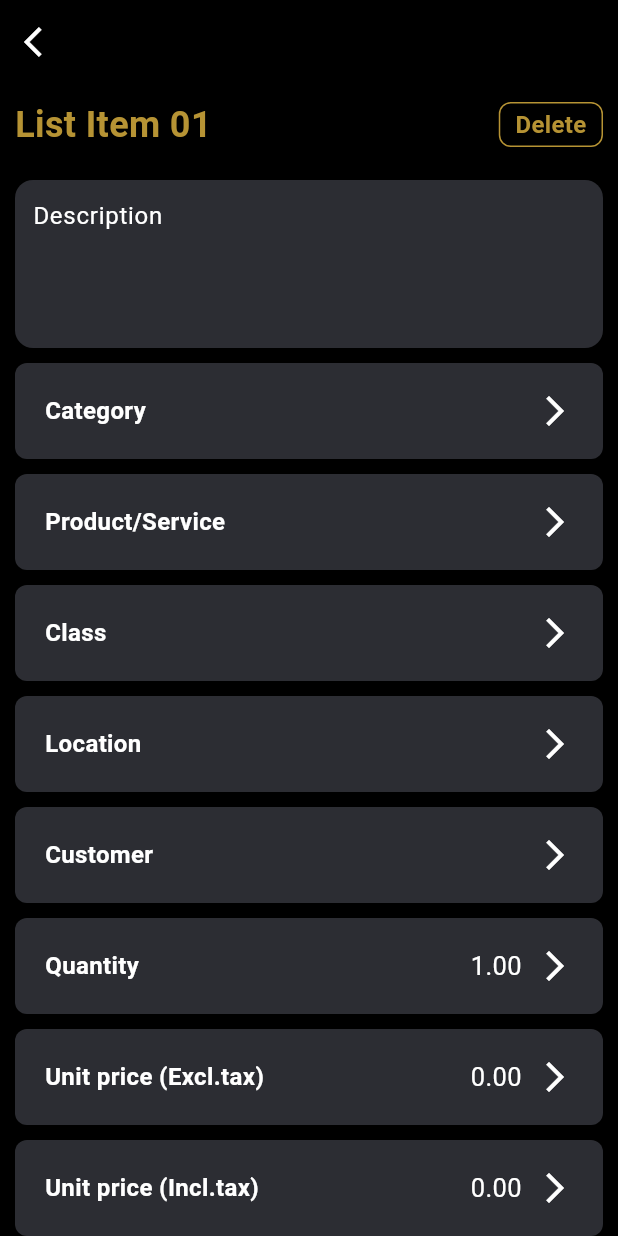
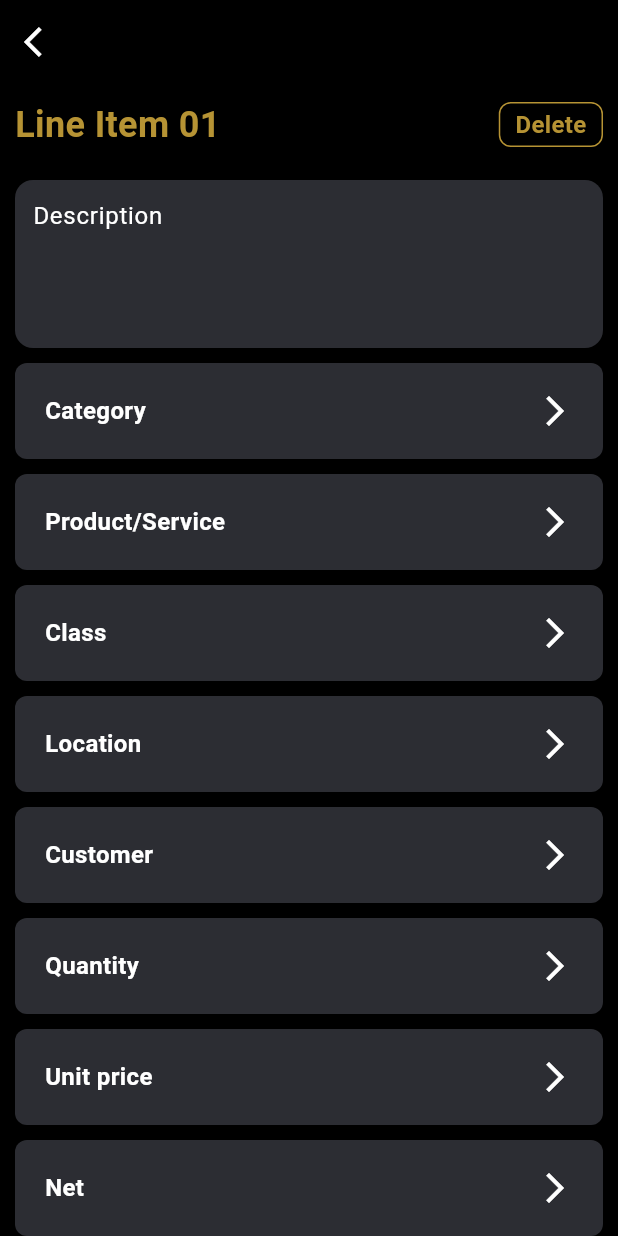
Before and after one commit to FalgunT/SJPR, a Flutter app: the LineItemsDetailScreen screen opened directly, on a phone screen of 412 x 824 dp. Run offline on Flutter 3.47's test engine with Material 3 defaults, Android fonts, the phone set to English and light mode, and no system bars; our stand-ins replace camera, connectivity_plus, file_picker, flutter_cache_manager, flutter_svg, fluttertoast and 6 more; missing offline and left inert: flutter_document_scanner, pdf_render; accounts and stored records are empty.

Commit message:
line item detail

```diff
--- a/sjpr/lib/model/lineitem_detail_model.dart
+++ b/sjpr/lib/model/lineitem_detail_model.dart
@@ -77,4 +77,9 @@ class LineItemDetailData {
     data['datetime'] = datetime;
     return data;
   }
+
+  @override
+  String toString() {
+    return 'LineItemDetailData{id: $id, tblapiSaveScannedInvoiceId: $tblapiSaveScannedInvoiceId, name: $name, description: $description, quantity: $quantity, unitPrice: $unitPrice, taxRate: $taxRate, totalAmount: $totalAmount, datetime: $datetime}';
+  }
 }
--- a/sjpr/lib/screen/lineitems/line_items_bloc.dart
+++ b/sjpr/lib/screen/lineitems/line_items_bloc.dart
@@ -1,4 +1,5 @@
 import 'dart:async';
+import 'package:intl/intl.dart';
 import 'package:sjpr/common/bloc_provider.dart';
 import 'package:sjpr/common/common_toast.dart';
 import 'package:sjpr/di/app_component_base.dart';
@@ -7,15 +8,99 @@ import 'package:sjpr/model/lineitem_detail_model.dart';
 import 'package:sjpr/model/ownedby_list_model.dart';
 
 class LineItemsBloc extends BlocBase {
-  StreamController mainStreamController = StreamController.broadcast();
+  //StreamController mainStreamController = StreamController.broadcast();
 
-  StreamController<List<LineItemDetailData>?> lineItemDetailStreamController =
-      StreamController.broadcast();
+  // StreamController<List<LineItemDetailData>?> lineItemDetailStreamController =
+  //     StreamController.broadcast();
 
-  Stream get mainStream => mainStreamController.stream;
+//  Stream get mainStream => mainStreamController.stream;
 
-  Stream<List<LineItemDetailData>?> get lineItemDetailStream =>
-      lineItemDetailStreamController.stream;
+  // Stream<List<LineItemDetailData>?> get lineItemDetailStream =>
+  //     lineItemDetailStreamController.stream;
+
+  TextEditingController txtController = TextEditingController();
+
+  LineItemDetailData? lineitemdetail;
+
+  String selectedValue = "";
+
+  /*String categoryValue = "";
+  String productValue = "";
+  String classValue = "";
+  String locationValue = "";
+  String customerValue = "";*/
+
+  ValueNotifier<String> lineItemName = ValueNotifier<String>("Line Item 01");
+  ValueNotifier<String> selectedValueC = ValueNotifier<String>("");
+
+  ValueNotifier<String> selectedValueP = ValueNotifier<String>("");
+  ValueNotifier<String> selectedValueClass = ValueNotifier<String>("");
+  ValueNotifier<String> selectedValueL = ValueNotifier<String>("");
+  ValueNotifier<String> selectedValueCustomer = ValueNotifier<String>("");
+
+  ValueNotifier<String> selectedTotalAmt = ValueNotifier<String>("");
+  ValueNotifier<String> selectedTaxAmt = ValueNotifier<String>("");
+  ValueNotifier<String> selectedTaxRate = ValueNotifier<String>("");
+  ValueNotifier<String> selectedNetAmt = ValueNotifier<String>("");
+  ValueNotifier<String> selectedUnitPrice = ValueNotifier<String>("");
+  ValueNotifier<String> selectedQuatity = ValueNotifier<String>("");
+
+  List categoryList = [
+    "None",
+    "Accumulated Depreciation",
+    "Ask My Accountant",
+    "Buildings and Improvements",
+    "Business Licenses and Permits",
+    "Charitable Contributions",
+    "Computer and Internet Expenses",
+    "Counting Education",
+    "Depreciation Expense"
+  ];
+
+  List productList = [
+    "None",
+    "Admin Fee",
+    "Annual Return/Confirmation Statement",
+    "Benefits",
+    "Company Restoration",
+    "Consultation On Liquidation",
+    "CVA",
+    "Business Event",
+    "FCA Fees"
+  ];
+
+  List classList = [
+    'None',
+    "Bruno Portfolio",
+    "Jonas Portfolio",
+    "Luiz Portfolio",
+    "Vitor Portfolio",
+    "Wilson Portfolio"
+  ];
+
+  List locationList = [
+    "None",
+    "France",
+    "Germany",
+    "International",
+    "Netherlands",
+    "Portugal",
+    "Saudi Arabia",
+    "Spain",
+    "United Kingdom"
+  ];
+
+  List customerList = [
+    "None",
+    "001 Client",
+    "002 Client",
+    "003 Client",
+    "004 Client",
+    "005 Client",
+    "006 Client",
+    "007 Client",
+    "008 Client",
+  ];
 
   Future getLineItemDetail(BuildContext context, String lineItemId) async {
     var getLineItemListResponse = await AppComponentBase.getInstance()
@@ -28,11 +113,24 @@ class LineItemsBloc extends BlocBase {
             ?.displayToast(message: getLineItemListResponse.message!);
       }
       if (getLineItemListResponse.status == true) {
-        lineItemDetailStreamController.sink.add(getLineItemListResponse.data);
+        List<LineItemDetailData>? list = getLineItemListResponse.data;
+        lineitemdetail = list?[0];
+        debugPrint(lineitemdetail.toString());
+        txtController.text = lineitemdetail?.description ?? "";
+        selectedTotalAmt.value = getFormetted(lineitemdetail?.totalAmount ?? "0.0");
+        selectedTaxAmt.value = getFormetted(lineitemdetail!.taxRate.toString()??"0.0");
+        selectedTaxRate.value = getFormetted(lineitemdetail!.taxRate.toString()??"0.0");
+        selectedNetAmt.value = getFormetted(lineitemdetail?.totalAmount ?? "0.0");
+        selectedUnitPrice.value = getFormetted(lineitemdetail?.unitPrice ?? "0.0");
+        selectedQuatity.value = getFormetted(lineitemdetail?.quantity ?? "0");
+        // lineItemDetailStreamController.sink.add(getLineItemListResponse.data);
       } else {}
     }
   }
-
+  getFormetted(String input){
+    double number = double.parse(input);
+    return  NumberFormat('##0.00').format(number);
+  }
   @override
   void dispose() {}
 }
--- a/sjpr/lib/screen/lineitems/line_items_detail.dart
+++ b/sjpr/lib/screen/lineitems/line_items_detail.dart
@@ -7,6 +7,7 @@ import 'package:sjpr/widgets/common_button.dart';
 
 class LineItemsDetailScreen extends StatefulWidget {
   final String id;
+
   const LineItemsDetailScreen({super.key, required this.id});
 
   @override
@@ -15,80 +16,13 @@ class LineItemsDetailScreen extends StatefulWidget {
 
 class _LineItemsDetailScreenState extends State<LineItemsDetailScreen> {
   LineItemsBloc bloc = LineItemsBloc();
-  String selectedValue = "";
-  String categoryValue = "";
-  String productValue = "";
-  String classValue = "";
-  String locationValue = "";
-  String customerValue = "";
-  ValueNotifier<String> selectedValueC = ValueNotifier<String>("");
-  ValueNotifier<String> selectedValueP = ValueNotifier<String>("");
-  ValueNotifier<String> selectedValueClass = ValueNotifier<String>("");
-  ValueNotifier<String> selectedValueL = ValueNotifier<String>("");
-  ValueNotifier<String> selectedValueCustomer = ValueNotifier<String>("");
-
-  List categoryList = [
-    "None",
-    "Accumulated Depreciation",
-    "Ask My Accountant",
-    "Buildings and Improvements",
-    "Business Licenses and Permits",
-    "Charitable Contributions",
-    "Computer and Internet Expenses",
-    "Counting Education",
-    "Depreciation Expense"
-  ];
-
-  List productList = [
-    "None",
-    "Admin Fee",
-    "Annual Return/Confirmation Statement",
-    "Benefits",
-    "Company Restoration",
-    "Consultation On Liquidation",
-    "CVA",
-    "Business Event",
-    "FCA Fees"
-  ];
-
-  List classList = [
-    'None',
-    "Bruno Portfolio",
-    "Jonas Portfolio",
-    "Luiz Portfolio",
-    "Vitor Portfolio",
-    "Wilson Portfolio"
-  ];
-
-  List locationList = [
-    "None",
-    "France",
-    "Germany",
-    "International",
-    "Netherlands",
-    "Portugal",
-    "Saudi Arabia",
-    "Spain",
-    "United Kingdom"
-  ];
-
-  List customerList = [
-    "None",
-    "001 Client",
-    "002 Client",
-    "003 Client",
-    "004 Client",
-    "005 Client",
-    "006 Client",
-    "007 Client",
-    "008 Client",
-  ];
 
   @override
   void initState() {
     if (widget.id != null && widget.id.isNotEmpty) {
       bloc.getLineItemDetail(context, widget.id);
     }
+
     super.initState();
   }
 
@@ -117,13 +51,17 @@ class _LineItemsDetailScreenState extends State<LineItemsDetailScreen> {
             Row(
             mainAxisAlignment: MainAxisAlignment.spaceBetween,
             children: [
-                  Text(
-                    "List Item 01",
+              ValueListenableBuilder(
+                  valueListenable: bloc.lineItemName,
+                  builder: (context, value, _) {
+                    return Text(
+                      bloc.lineItemName.value,
                       style: TextStyle(
                           fontWeight: FontWeight.w700,
                           color: activeTxtColor,
                           fontSize: 24),
-                  ),
+                    );
+                  }),
               CommonButton(
                   textFontSize: 16,
                   height: 30,
@@ -140,25 +78,34 @@ class _LineItemsDetailScreenState extends State<LineItemsDetailScreen> {
           Container(
             padding: const EdgeInsets.all(12),
             height: 112,
-                  width: MediaQuery.sizeOf(context).width,
+            width: MediaQuery
+                .sizeOf(context)
+                .width,
             decoration: BoxDecoration(
               borderRadius: BorderRadius.circular(12),
               color: const Color.fromRGBO(44, 45, 51, 1),
             ),
-                  child: TextField(
+            child: ValueListenableBuilder(
+                valueListenable: bloc.txtController,
+                builder: (context, value, _) {
+                  return TextField(
+                    controller: bloc.txtController,
                     maxLines: 5,
                     style: TextStyle(color: textColor, fontSize: 16),
                     decoration: InputDecoration(
                         contentPadding: EdgeInsets.zero,
                         border: InputBorder.none,
                         hintText: "Description",
-                        hintStyle: TextStyle(color: textColor, fontSize: 16)),
-                  )),
+                        hintStyle:
+                        TextStyle(color: textColor, fontSize: 16)),
+                  );
+                }),
+          ),
           const SizedBox(
             height: 10,
           ),
           ValueListenableBuilder(
-                  valueListenable: selectedValueC,
+              valueListenable: bloc.selectedValueC,
               builder: (context, value, _) {
                 return commonRowWidget(
                     title: "Category",
@@ -166,14 +113,14 @@ class _LineItemsDetailScreenState extends State<LineItemsDetailScreen> {
                     onTap: () {
                       singleSelectBottomSheet(
                           context: context,
-                              list: categoryList,
+                          list: bloc.categoryList,
                           title: "Category",
                           bottomSheetType: "category");
                     },
                     context: context);
               }),
           ValueListenableBuilder(
-                  valueListenable: selectedValueP,
+              valueListenable: bloc.selectedValueP,
               builder: (context, value, _) {
                 return commonRowWidget(
                     title: "Product/Service",
@@ -181,14 +128,14 @@ class _LineItemsDetailScreenState extends State<LineItemsDetailScreen> {
                     onTap: () {
                       singleSelectBottomSheet(
                           context: context,
-                              list: productList,
+                          list: bloc.productList,
                           title: "Product/Service",
                           bottomSheetType: "product");
                     },
                     context: context);
               }),
           ValueListenableBuilder(
-                  valueListenable: selectedValueClass,
+              valueListenable: bloc.selectedValueClass,
               builder: (context, value, _) {
                 return commonRowWidget(
                     title: "Class",
@@ -196,14 +143,14 @@ class _LineItemsDetailScreenState extends State<LineItemsDetailScreen> {
                     onTap: () {
                       singleSelectBottomSheet(
                           context: context,
-                              list: classList,
+                          list: bloc.classList,
                           title: "Class",
                           bottomSheetType: "class");
                     },
                     context: context);
               }),
           ValueListenableBuilder(
-                  valueListenable: selectedValueL,
+              valueListenable: bloc.selectedValueL,
               builder: (context, value, _) {
                 return commonRowWidget(
                     title: "Location",
@@ -211,14 +158,14 @@ class _LineItemsDetailScreenState extends State<LineItemsDetailScreen> {
                     onTap: () {
                       singleSelectBottomSheet(
                           context: context,
-                              list: locationList,
+                          list: bloc.locationList,
                           title: "Location",
                           bottomSheetType: "location");
                     },
                     context: context);
               }),
           ValueListenableBuilder(
-                  valueListenable: selectedValueCustomer,
+              valueListenable: bloc.selectedValueCustomer,
               builder: (context, value, _) {
                 return commonRowWidget(
                     title: "Customer",
@@ -226,46 +173,91 @@ class _LineItemsDetailScreenState extends State<LineItemsDetailScreen> {
                     onTap: () {
                       singleSelectBottomSheet(
                           context: context,
-                              list: customerList,
+                          list: bloc.customerList,
                           title: "Customer",
                           bottomSheetType: "customer");
                     },
                     context: context);
               }),
-              commonRowWidget(
+
+          ValueListenableBuilder(
+              valueListenable: bloc.selectedQuatity,
+              builder: (context, value, _) {
+                return commonRowWidget(
                     title: "Quantity",
-                  value: "1.00",
+                    value: bloc.selectedQuatity.value,
                     onTap: () {},
-                  context: context),
-              commonRowWidget(
-                  title: "Unit price (Excl.tax)",
-                  value: "0.00",
+                    context: context);
+              }),
+
+          ValueListenableBuilder(
+              valueListenable: bloc.selectedUnitPrice,
+              builder: (context, value, _) {
+                return commonRowWidget(
+                    title: "Unit price ", /*(Excl.tax)*/
+                    value: bloc.selectedUnitPrice.value,
                     onTap: () {},
-                  context: context),
-              commonRowWidget(
+                    context: context);
+              }),
+
+
+          /* commonRowWidget(
                   title: "Unit price (Incl.tax)",
                   value: "0.00",
                   onTap: () {},
-                  context: context),
-              commonRowWidget(
-                  title: "Net", value: "0.00", onTap: () {}, context: context),
-              commonRowWidget(
+                  context: context),*/
+
+          ValueListenableBuilder(
+              valueListenable: bloc.selectedNetAmt,
+              builder: (context, value, _) {
+                return commonRowWidget(
+                    title: "Net",
+                    value: bloc.selectedNetAmt.value,
+                    onTap: () {},
+                    context: context);
+              }),
+
+          ValueListenableBuilder(
+              valueListenable: bloc.selectedTaxRate,
+              builder: (context, value, _) {
+                return commonRowWidget(
                     title: "Tax rate",
-                  value: "none",
+                    value: bloc.selectedTaxRate.value,
                     onTap: () {},
-                  context: context),
-              commonRowWidget(
-                  title: "Tax", value: "0.00", onTap: () {}, context: context),
-              commonRowWidget(
+                    context: context);
+              }),
+
+          ValueListenableBuilder(
+              valueListenable: bloc.selectedTaxAmt,
+              builder: (context, value, _) {
+                return commonRowWidget(
+                    title: "Tax",
+                    value: bloc.selectedTaxAmt.value,
+                    onTap: () {},
+                    context: context);
+              }),
+
+          ValueListenableBuilder(
+              valueListenable: bloc.selectedTotalAmt,
+              builder: (context, value, _) {
+                return commonRowWidget(
                     title: "Total Amount",
-                  value: "0.0",
+                    value: bloc.selectedTotalAmt.value,
                     onTap: () {},
-                  context: context),
+                    context: context);
+              }),
+              CommonButton(
+                  textFontSize: 16,
+
+                  content: "Save",
+                  bgColor: buttonBgColor,
+                  textColor: buttonTextColor,
+                  outlinedBorderColor: buttonBgColor,
+                  onPressed: () {})
           ],
         ),
       ),
-      ),
-    );
+    ),);
   }
 
   singleSelectBottomSheet({
@@ -345,40 +337,32 @@ class _LineItemsDetailScreenState extends State<LineItemsDetailScreen> {
                                 title: Text(
                                   list[index],
                                   style: TextStyle(
-                                  color: selectedValue == list[index]
+                                      color: bloc.selectedValue == list[index]
                                           ? activeTxtColor
                                           : textColor),
                                 ),
                                 value: list[index],
-                            groupValue: selectedValue,
+                                groupValue: bloc.selectedValue,
                                 onChanged: (value) {
                                   setState(() {
-                                selectedValue = value;
+                                    bloc.selectedValue = value;
                                     if (bottomSheetType == "category") {
-                                  categoryValue = selectedValue;
-                                }
-                                if (bottomSheetType == "product") {
-                                  productValue = selectedValue;
-                                }
-                                if (bottomSheetType == "class") {
-                                  classValue = selectedValue;
-                                }
-                                if (bottomSheetType == "location") {
-                                  locationValue = selectedValue;
-                                }
-                                if (bottomSheetType == "customer") {
-                                  customerValue = selectedValue;
+                                      bloc.selectedValueC.value = value;
+                                    } else if (bottomSheetType == "product") {
+                                      bloc.selectedValueP.value = value;
+                                    } else if (bottomSheetType == "class") {
+                                      bloc.selectedValueClass.value = value;
+                                    } else if (bottomSheetType == "location") {
+                                      bloc.selectedValueL.value = value;
+                                    } else if (bottomSheetType == "customer") {
+                                      bloc.selectedValueCustomer.value = value;
                                     }
                                   });
-                              selectedValueC.value = categoryValue;
-                              selectedValueP.value = productValue;
-                              selectedValueClass.value = classValue;
-                              selectedValueL.value = locationValue;
-                              selectedValueCustomer.value = customerValue;
                                 },
                               );
                             }),
                       ),
+
                     ],
                   ),
                 );
```
Lines whose indentation alone changed are shown as unchanged.
